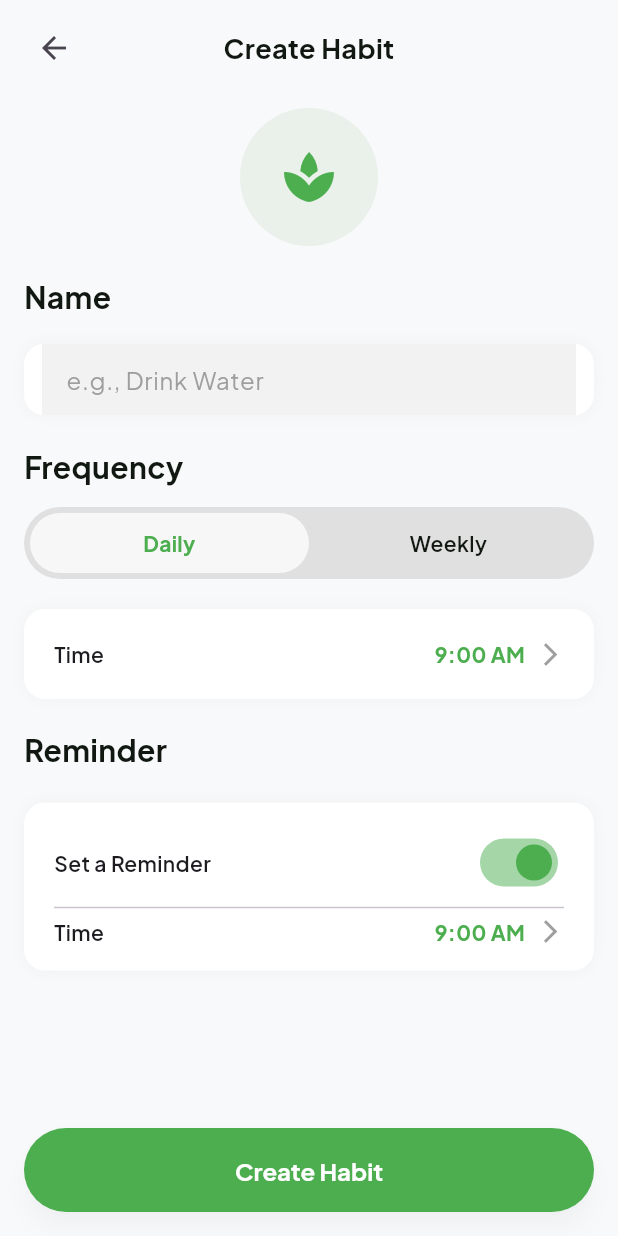
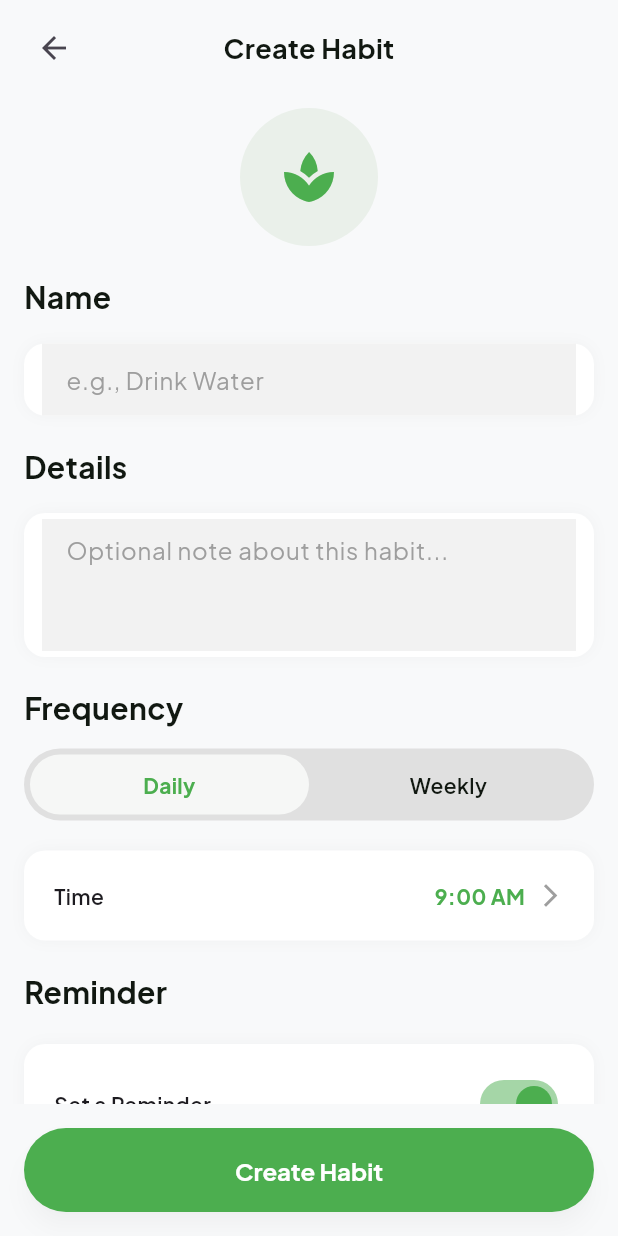
Before and after one commit to Debdaru07/HabitTracker, a Flutter app: the CreateHabitScreen screen opened by its route, on a phone screen of 412 x 824 dp. Run offline on Flutter 3.47's test engine with Material 3 defaults, Android fonts, the phone set to English and light mode, and no system bars; our stand-ins replace cloud_firestore, equatable, firebase_auth, firebase_core, flutter_bloc, flutter_local_notifications and 4 more; accounts and stored records are empty; network calls fail.

Commit message:
habit details field added

```diff
--- a/lib/models/habit_model.dart
+++ b/lib/models/habit_model.dart
@@ -4,6 +4,7 @@ class HabitModel {
   final String id;
   final String userId;
   final String name;
+  final String? details;
   final int iconCodePoint;
   final bool isDaily;
   final List<int> selectedDays; // 0–6 (Sun–Sat)
@@ -19,6 +20,7 @@ class HabitModel {
     required this.id,
     required this.userId,
     required this.name,
+    required this.details,
     required this.iconCodePoint,
     required this.isDaily,
     required this.selectedDays,
@@ -37,6 +39,7 @@ class HabitModel {
       id: id,
       userId: map['user_id'] ?? '',
       name: map['name'] ?? '',
+      details: map['details'] ?? '',
       iconCodePoint: map['icon'] ?? 0,
       isDaily: map['is_daily'] ?? true,
       selectedDays: List<int>.from(map['selected_days'] ?? []),
@@ -55,6 +58,7 @@ class HabitModel {
     return {
       'user_id': userId,
       'name': name,
+      'details': details,
       'icon': iconCodePoint,
       'is_daily': isDaily,
       'selected_days': selectedDays,
@@ -71,6 +75,7 @@ class HabitModel {
   // ---------------------------------------------------------------------------
   HabitModel copyWith({
     String? name,
+    String? details,
     int? iconCodePoint,
     bool? isDaily,
     List<int>? selectedDays,
@@ -83,6 +88,7 @@ class HabitModel {
       id: id,
       userId: userId,
       name: name ?? this.name,
+      details: details ?? this.details,
       iconCodePoint: iconCodePoint ?? this.iconCodePoint,
       isDaily: isDaily ?? this.isDaily,
       selectedDays: selectedDays ?? this.selectedDays,
--- a/lib/ui/screens/dashboard/dashboard.dart
+++ b/lib/ui/screens/dashboard/dashboard.dart
@@ -304,8 +304,6 @@ class _DashboardScreenState extends State<DashboardScreen> {
                   habit.iconCodePoint,
                   fontFamily: 'MaterialIcons',
                 );
-
-                // Subtitle logic
                 String subtitle;
                 if (habit.isDaily) {
                   subtitle = "Daily • ${habit.dailyTime}";
--- a/lib/ui/screens/dashboard/habits/habit_creation.dart
+++ b/lib/ui/screens/dashboard/habits/habit_creation.dart
@@ -23,6 +23,7 @@ class _CreateHabitScreenState extends State<CreateHabitScreen> {
   Color selectedIconBg = const Color(0xFFEAF0EA);
 
   final TextEditingController nameController = TextEditingController();
+  final TextEditingController detailsController = TextEditingController();
   bool frequencyDaily = true;
   TimeOfDay dailyTime = const TimeOfDay(hour: 9, minute: 0);
 
@@ -50,6 +51,7 @@ class _CreateHabitScreenState extends State<CreateHabitScreen> {
   @override
   void dispose() {
     nameController.dispose();
+    detailsController.dispose();
     super.dispose();
   }
 
@@ -77,6 +79,7 @@ class _CreateHabitScreenState extends State<CreateHabitScreen> {
     final habitData = {
       'user_id': userId,
       'name': name,
+      'details': detailsController.text.trim(),
       'icon': selectedIcon.codePoint,
       'is_daily': frequencyDaily,
       'selected_days': frequencyDaily ? [] : selectedDays,
@@ -296,6 +299,34 @@ class _CreateHabitScreenState extends State<CreateHabitScreen> {
                         style: textTheme.bodyMedium,
                         decoration: InputDecoration(
                           hintText: 'e.g., Drink Water',
+                          hintStyle: textTheme.bodyMedium?.copyWith(
+                            color: Colors.grey[500],
+                          ),
+                          border: InputBorder.none,
+                        ),
+                      ),
+                    ),
+                    Space.h20,
+                    Text(
+                      'Details',
+                      style: textTheme.headlineSmall?.copyWith(
+                        fontSize: 20,
+                        fontWeight: FontWeight.w700,
+                        color: AppColors.textPrimary,
+                      ),
+                    ),
+                    Space.h8,
+                    RoundedCard(
+                      padding: const EdgeInsets.symmetric(
+                        horizontal: 12,
+                        vertical: 4,
+                      ),
+                      child: TextField(
+                        controller: detailsController,
+                        maxLines: 3,
+                        style: textTheme.bodyMedium,
+                        decoration: InputDecoration(
+                          hintText: 'Optional note about this habit...',
                           hintStyle: textTheme.bodyMedium?.copyWith(
                             color: Colors.grey[500],
                           ),
```
